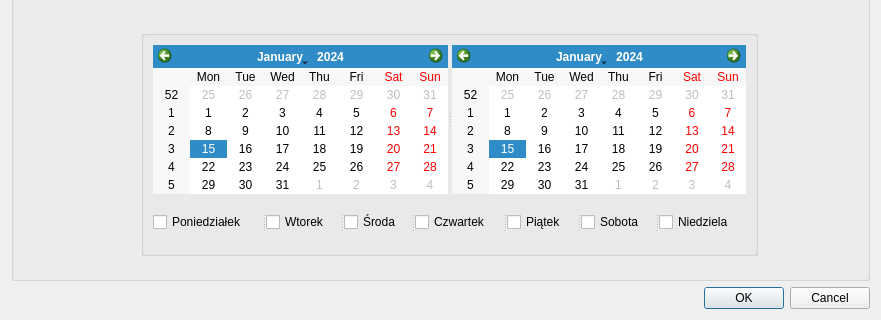
Qt form Main/main.ui (Shhatter/PlanOstatniejSzansy) before a commit; both pictures show x 0 to 881 and y 418 to 738 of the 881 by 738 pixel window.
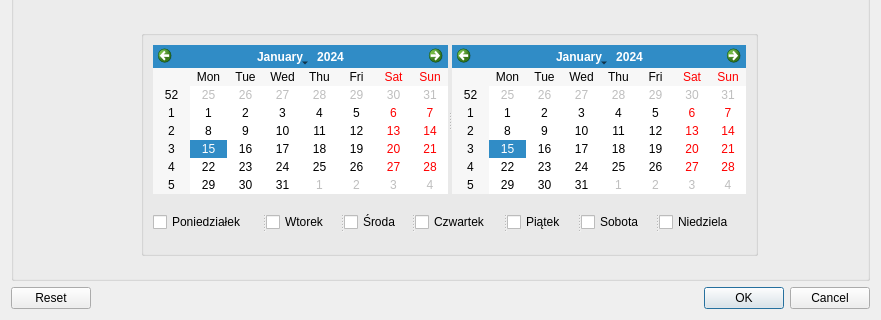
The same form after that commit.

Patch:
```diff
--- a/Main/main.ui
+++ b/Main/main.ui
@@ -17,7 +17,7 @@
    <item row="2" column="1">
     <widget class="QDialogButtonBox" name="buttonBox">
      <property name="standardButtons">
-      <set>QDialogButtonBox::Cancel|QDialogButtonBox::Ok</set>
+      <set>QDialogButtonBox::Cancel|QDialogButtonBox::Ok|QDialogButtonBox::Reset</set>
      </property>
     </widget>
    </item>
```
Left out of the diff: 6 changed lines with no effect on the pictures.
